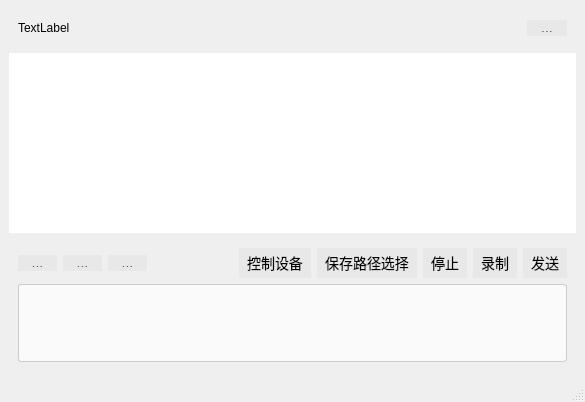
First picture: the form in FacClient/chatroom.ui, repository 2306nian/FacExpSys, before the edit.
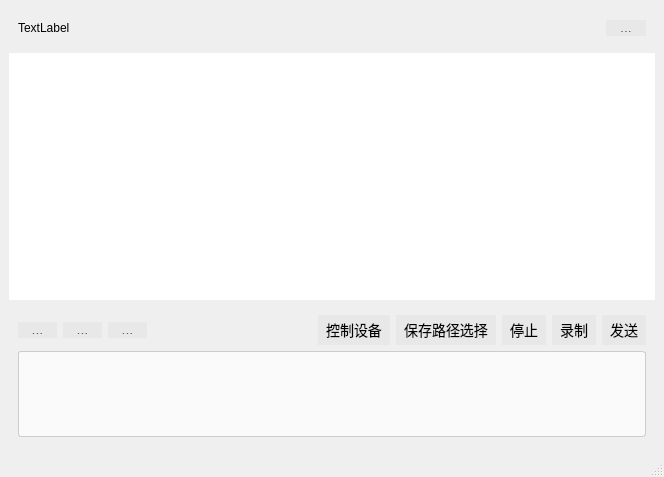
Second picture: the form after the edit. Icons and pictures are not drawn.

Diff of the .ui file:
```diff
--- a/FacClient/chatroom.ui
+++ b/FacClient/chatroom.ui
@@ -6,8 +6,8 @@
    <rect>
     <x>0</x>
     <y>0</y>
-    <width>585</width>
-    <height>402</height>
+    <width>664</width>
+    <height>477</height>
    </rect>
   </property>
   <property name="windowTitle">
@@ -154,6 +154,12 @@
            </item>
            <item>
             <widget class="QToolButton" name="toolButton_video">
+             <property name="sizePolicy">
+              <sizepolicy hsizetype="Maximum" vsizetype="Maximum">
+               <horstretch>0</horstretch>
+               <verstretch>0</verstretch>
+              </sizepolicy>
+             </property>
              <property name="maximumSize">
               <size>
                <width>40</width>
@@ -171,9 +177,15 @@
            </item>
            <item>
             <widget class="QToolButton" name="toolButton_share">
+             <property name="sizePolicy">
+              <sizepolicy hsizetype="Maximum" vsizetype="Maximum">
+               <horstretch>0</horstretch>
+               <verstretch>0</verstretch>
+              </sizepolicy>
+             </property>
              <property name="maximumSize">
               <size>
-               <width>40</width>
+               <width>60</width>
                <height>16</height>
               </size>
              </property>
@@ -184,6 +196,12 @@
               <iconset resource="icons.qrc">
                <normaloff>:/new/prefix1/imgs/8302bcf5dbd2673ec4fea909024a2ef9.jpg</normaloff>:/new/prefix1/imgs/8302bcf5dbd2673ec4fea909024a2ef9.jpg</iconset>
              </property>
+             <property name="iconSize">
+              <size>
+               <width>30</width>
+               <height>16</height>
+              </size>
+             </property>
             </widget>
            </item>
           </layout>
```
Left out of the diff: 16 changed lines with no effect on the pictures.
